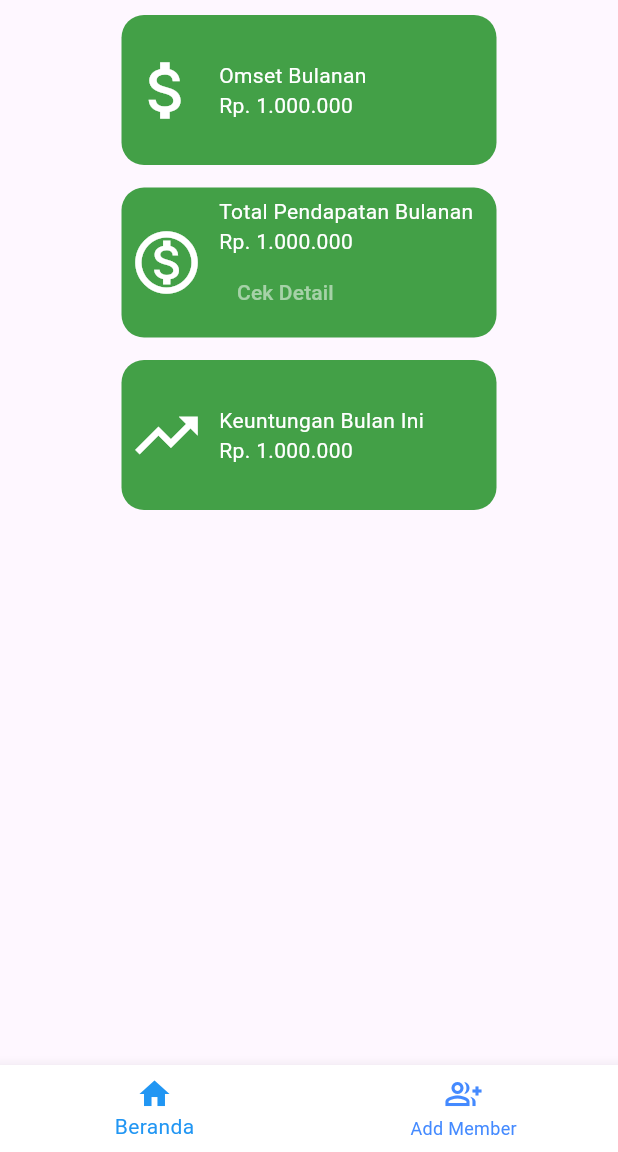
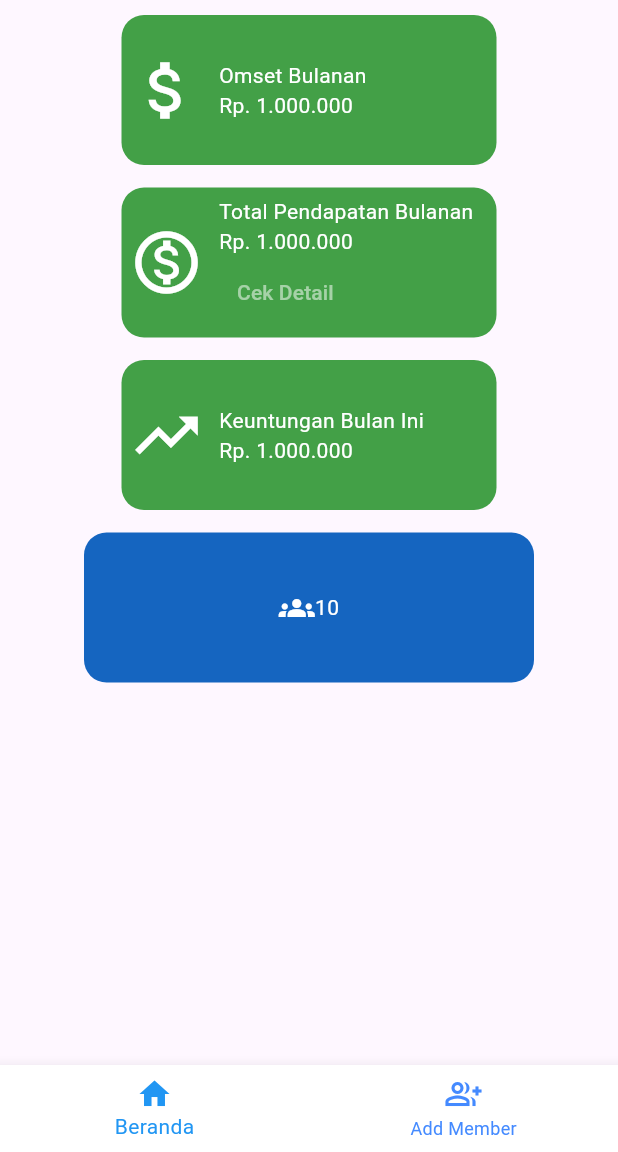
Before and after one commit to KhotamiPutra/AppGym, a Flutter app: the screen it shows after launch, on a phone screen of 412 x 824 dp, the part 84-1236 px from its top. Run offline on Flutter 3.47's test engine with Material 3 defaults, Android fonts, the light colour scheme and no system bars.

Commit message:
membuat UI halaman utama

```diff
--- a/lib/pages/home.dart
+++ b/lib/pages/home.dart
@@ -1,4 +1,5 @@
 import 'package:appgym/pages/layouts/layouts_Home/for_financial_data.dart';
+import 'package:appgym/pages/layouts/layouts_Home/member_information.dart';
 import 'package:flutter/material.dart';
 import 'package:flutter/widgets.dart';
 
@@ -24,7 +25,20 @@ class _HomeState extends State<Home> {
                 alignment: WrapAlignment.center,
                 spacing: 15.0,
                 runSpacing: 15.0,
-                children: [monthly_turnover(), monthly_expenses(), profit()],
+                children: [
+                  Wrap(
+                    spacing: 15.0,
+                    runSpacing: 15.0,
+                    children: [
+                      monthly_turnover(),
+                      monthly_expenses(),
+                      profit(),
+                    ],
+                  ),
+                  Wrap(
+                    children: [active_member()],
+                  )
+                ],
               ),
             ),
           ],
--- /dev/null
+++ b/lib/pages/layouts/layouts_Home/member_information.dart
@@ -0,0 +1,24 @@
+import 'package:flutter/material.dart';
+
+class active_member extends StatelessWidget {
+  const active_member({super.key});
+
+  @override
+  Widget build(BuildContext context) {
+    return Container(
+      width: 300,
+      height: 100,
+      decoration: BoxDecoration(
+        color: Colors.blue[800],
+        borderRadius: BorderRadius.circular(15.0),
+      ),
+      child: Row(
+        mainAxisAlignment: MainAxisAlignment.center,
+        children: [
+          Icon(Icons.groups, color: Colors.white),
+          Text("10", style: TextStyle(color: Colors.white)),
+        ],
+      ),
+    );
+  }
+}
```
Also changed, not shown: lib/pages/layouts/layouts_Home/for_financial_data.dart (+5 -10 lines).
